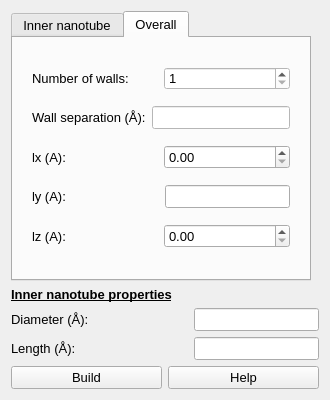
First picture: the form in furiousatoms/forms/MWNT.ui, repository nasimanousheh/furious-atoms, before the edit.
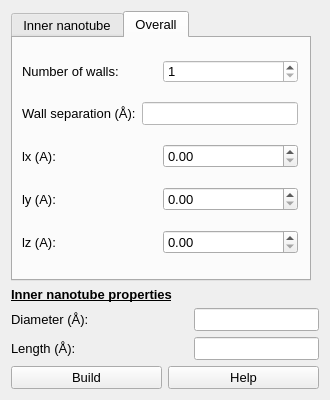
Second picture: the form after the edit. The open tabs and pages were chosen to show the change.

The edit to the form file:
```diff
--- a/furiousatoms/forms/MWNT.ui
+++ b/furiousatoms/forms/MWNT.ui
@@ -399,9 +399,15 @@
       <attribute name="title">
        <string>Overall</string>
       </attribute>
-      <layout class="QGridLayout" name="gridLayout_19">
-       <item row="0" column="0">
         <widget class="QWidget" name="MWNT" native="true">
+       <property name="geometry">
+        <rect>
+         <x>9</x>
+         <y>9</y>
+         <width>276</width>
+         <height>221</height>
+        </rect>
+       </property>
          <property name="minimumSize">
           <size>
            <width>276</width>
@@ -463,57 +469,6 @@
             </item>
            </layout>
           </item>
-          <item row="3" column="0">
-           <layout class="QGridLayout" name="gridLayout_12">
-            <item row="0" column="0">
-             <widget class="QLabel" name="label_ly">
-              <property name="font">
-               <font>
-                <pointsize>10</pointsize>
-               </font>
-              </property>
-              <property name="text">
-               <string>ly (A):</string>
-              </property>
-             </widget>
-            </item>
-            <item row="0" column="1">
-             <spacer name="horizontalSpacer_3">
-              <property name="orientation">
-               <enum>Qt::Horizontal</enum>
-              </property>
-              <property name="sizeHint" stdset="0">
-               <size>
-                <width>33</width>
-                <height>19</height>
-               </size>
-              </property>
-             </spacer>
-            </item>
-            <item row="0" column="2">
-             <spacer name="horizontalSpacer_4">
-              <property name="orientation">
-               <enum>Qt::Horizontal</enum>
-              </property>
-              <property name="sizeHint" stdset="0">
-               <size>
-                <width>41</width>
-                <height>19</height>
-               </size>
-              </property>
-             </spacer>
-            </item>
-            <item row="0" column="3">
-             <widget class="QLineEdit" name="lineEdit_ly">
-              <property name="font">
-               <font>
-                <pointsize>10</pointsize>
-               </font>
-              </property>
-             </widget>
-            </item>
-           </layout>
-          </item>
           <item row="1" column="0">
            <layout class="QGridLayout" name="gridLayout_3">
             <item row="0" column="0">
@@ -579,6 +534,37 @@
             </item>
            </layout>
           </item>
+        <item row="3" column="0">
+         <layout class="QGridLayout" name="gridLayout_12">
+          <item row="0" column="0">
+           <widget class="QLabel" name="label_ly">
+            <property name="font">
+             <font>
+              <pointsize>10</pointsize>
+             </font>
+            </property>
+            <property name="text">
+             <string>ly (A):</string>
+            </property>
+           </widget>
+          </item>
+          <item row="0" column="1">
+           <widget class="QDoubleSpinBox" name="SpinBox_ly">
+            <property name="font">
+             <font>
+              <pointsize>10</pointsize>
+             </font>
+            </property>
+            <property name="decimals">
+             <number>2</number>
+            </property>
+            <property name="maximum">
+             <double>200.000000000000000</double>
+            </property>
+           </widget>
+          </item>
+         </layout>
+        </item>
           <item row="4" column="0">
            <layout class="QGridLayout" name="gridLayout">
             <item row="0" column="0">
@@ -612,8 +598,6 @@
           </item>
          </layout>
         </widget>
-       </item>
-      </layout>
      </widget>
     </widget>
    </item>
```
Lines whose indentation alone changed are shown as unchanged.
